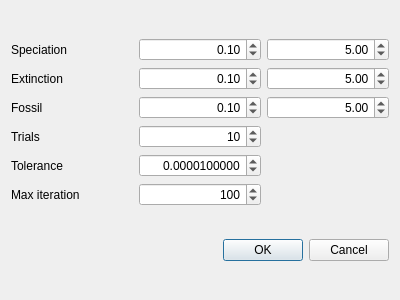
This is src/goptiondialog.ui in gilles-didier/Diversification as Qt 5 draws it before an edit. The edited form follows.
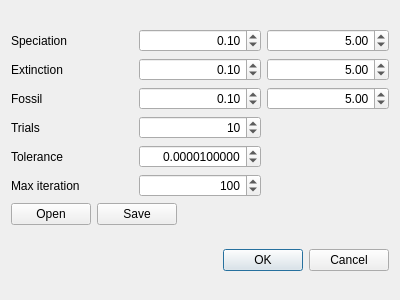
This is the edited form.

What changed in the file:
```diff
--- a/src/goptiondialog.ui
+++ b/src/goptiondialog.ui
@@ -221,6 +221,43 @@
        </item>
       </layout>
      </item>
+     <item>
+      <layout class="QHBoxLayout" name="horizontalLayout">
+       <item>
+        <widget class="QPushButton" name="openButton">
+         <property name="focusPolicy">
+          <enum>Qt::NoFocus</enum>
+         </property>
+         <property name="text">
+          <string>Open</string>
+         </property>
+        </widget>
+       </item>
+       <item>
+        <widget class="QPushButton" name="saveButton">
+         <property name="focusPolicy">
+          <enum>Qt::NoFocus</enum>
+         </property>
+         <property name="text">
+          <string>Save</string>
+         </property>
+        </widget>
+       </item>
+       <item>
+        <spacer name="horizontalSpacer">
+         <property name="orientation">
+          <enum>Qt::Horizontal</enum>
+         </property>
+         <property name="sizeHint" stdset="0">
+          <size>
+           <width>40</width>
+           <height>20</height>
+          </size>
+         </property>
+        </spacer>
+       </item>
+      </layout>
+     </item>
     </layout>
    </item>
    <item>
```
Left out of the diff: 34 changed lines with no effect on the pictures.
